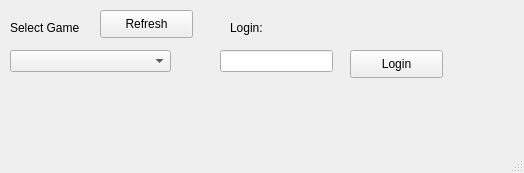
First picture: the form in mainwindowforenterexistinggame.ui, repository sofiaandrat/Blue, before the edit.
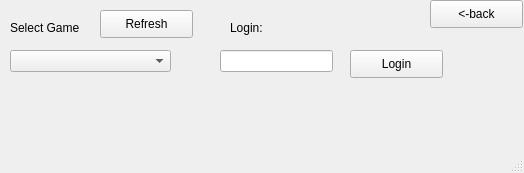
Second picture: the form after the edit.

The edit to the form file:
```diff
--- a/mainwindowforenterexistinggame.ui
+++ b/mainwindowforenterexistinggame.ui
@@ -86,6 +86,19 @@
      <string>Login</string>
     </property>
    </widget>
+   <widget class="QPushButton" name="back">
+    <property name="geometry">
+     <rect>
+      <x>430</x>
+      <y>0</y>
+      <width>93</width>
+      <height>28</height>
+     </rect>
+    </property>
+    <property name="text">
+     <string>&lt;-back</string>
+    </property>
+   </widget>
   </widget>
   <widget class="QMenuBar" name="menubar">
    <property name="geometry">
```
